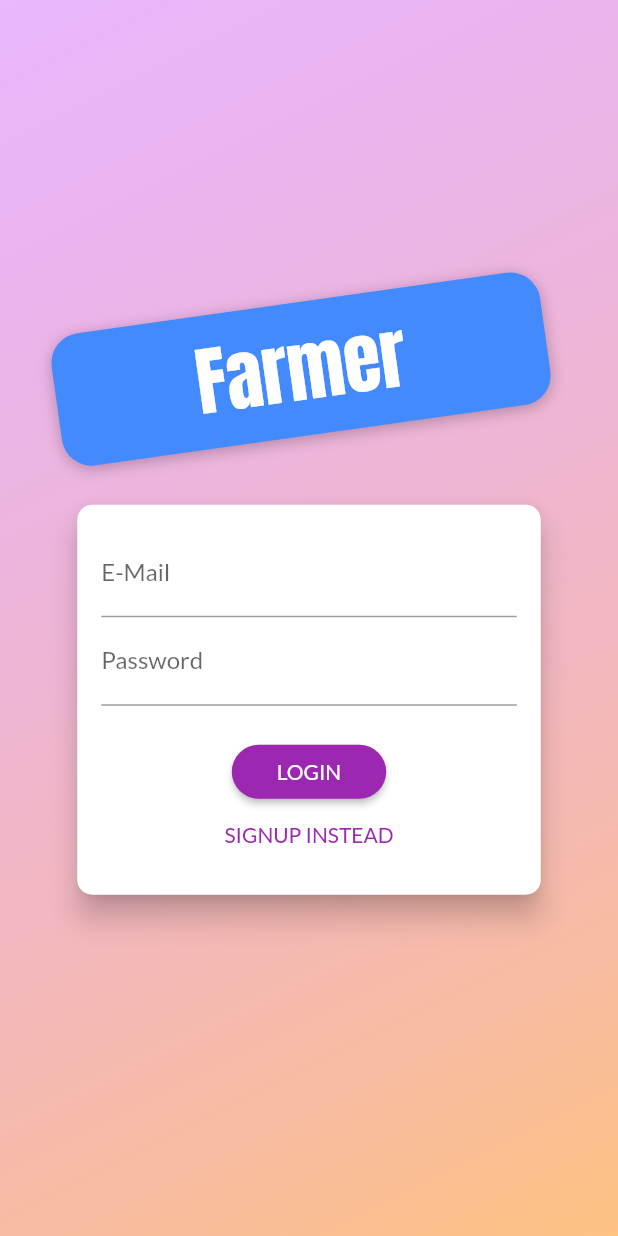
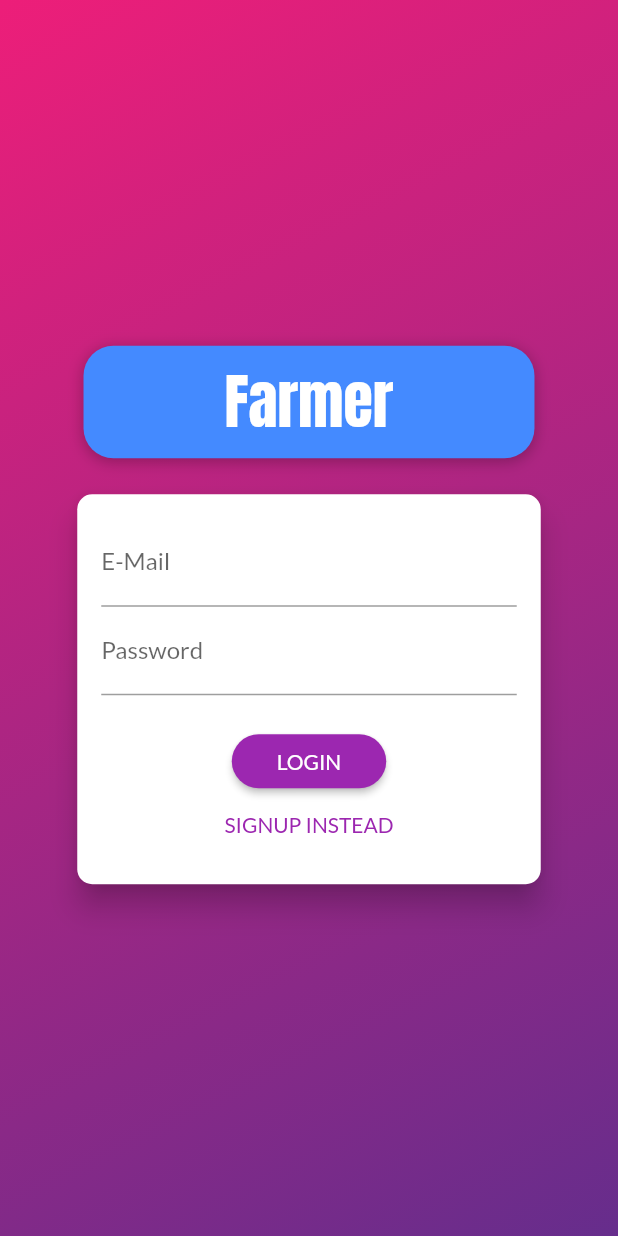
Before and after one commit to arunmopare/shop-application-flutter, a Flutter app: the screen it shows after launch, on a phone screen of 412 x 824 dp. Run offline on Flutter 3.47's test engine with Material 2 defaults, Android fonts, the phone set to English and light mode, and no system bars; our stand-ins replace shared_preferences.

Commit message:
changes done

```diff
--- a/lib/screens/auth_screen.dart
+++ b/lib/screens/auth_screen.dart
@@ -24,8 +24,8 @@ class AuthScreen extends StatelessWidget {
             decoration: BoxDecoration(
               gradient: LinearGradient(
                 colors: [
-                  Color.fromRGBO(215, 117, 255, 1).withOpacity(0.5),
-                  Color.fromRGBO(255, 188, 117, 1).withOpacity(0.9),
+                  Color(0xffED1E79),
+                  Color(0xff662D8C),
                 ],
                 begin: Alignment.topLeft,
                 end: Alignment.bottomRight,
@@ -46,8 +46,8 @@ class AuthScreen extends StatelessWidget {
                       margin: EdgeInsets.only(bottom: 20.0),
                       padding:
                           EdgeInsets.symmetric(vertical: 8.0, horizontal: 94.0),
-                      transform: Matrix4.rotationZ(-8 * pi / 180)
-                        ..translate(-10.0),
+                      // transform: Matrix4.rotationZ(0 * pi / 180)
+                      //   ..translate(-10.0),
                       // ..translate(-10.0),
                       decoration: BoxDecoration(
                         borderRadius: BorderRadius.circular(20),
@@ -64,7 +64,7 @@ class AuthScreen extends StatelessWidget {
                         'Farmer',
                         style: TextStyle(
                           color: Colors.white,
-                          fontSize: 50,
+                          fontSize: 40,
                           fontFamily: 'Anton',
                           fontWeight: FontWeight.normal,
                         ),
@@ -94,7 +94,8 @@ class AuthCard extends StatefulWidget {
   _AuthCardState createState() => _AuthCardState();
 }
 
-class _AuthCardState extends State<AuthCard> {
+class _AuthCardState extends State<AuthCard>
+    with SingleTickerProviderStateMixin {
   final GlobalKey<FormState> _formKey = GlobalKey();
   AuthMode _authMode = AuthMode.Login;
   Map<String, String> _authData = {
@@ -102,6 +103,45 @@ class _AuthCardState extends State<AuthCard> {
     'password': '',
   };
   var _isLoading = false;
+  AnimationController _animationController;
+  Animation<Size> _heightAnimation;
+  Animation<double> _opacityAnimation;
+
+  @override
+  void initState() {
+    super.initState();
+    _animationController = AnimationController(
+      vsync: this,
+      duration: Duration(
+        milliseconds: 200,
+      ),
+    );
+    _heightAnimation = Tween<Size>(
+      begin: Size(double.infinity, 260),
+      end: Size(double.infinity, 320),
+    ).animate(
+      CurvedAnimation(
+        parent: _animationController,
+        curve: Curves.linear,
+      ),
+    );
+    _opacityAnimation = Tween(begin: 0.0, end: 1.0).animate(
+      CurvedAnimation(
+        parent: _animationController,
+        curve: Curves.easeIn,
+      ),
+    );
+    // _heightAnimation.addListener(() {
+    //   setState(() {});
+    // });
+  }
+
+  @override
+  void dispose() {
+    super.dispose();
+    _animationController.dispose();
+  }
+
   final _passwordController = TextEditingController();
 
   void _showErrorDialog(String message) {
@@ -174,10 +214,12 @@ class _AuthCardState extends State<AuthCard> {
       setState(() {
         _authMode = AuthMode.Signup;
       });
+      _animationController.forward();
     } else {
       setState(() {
         _authMode = AuthMode.Login;
       });
+      _animationController.reverse();
     }
   }
 
@@ -189,10 +231,14 @@ class _AuthCardState extends State<AuthCard> {
         borderRadius: BorderRadius.circular(10.0),
       ),
       elevation: 8.0,
-      child: Container(
+      child: AnimatedContainer(
+        duration: Duration(milliseconds: 300),
+        curve: Curves.easeIn,
         height: _authMode == AuthMode.Signup ? 320 : 260,
-        constraints:
-            BoxConstraints(minHeight: _authMode == AuthMode.Signup ? 320 : 260),
+        // height: _heightAnimation.value.height,
+        constraints: BoxConstraints(
+          minHeight: _authMode == AuthMode.Signup ? 320 : 260,
+        ),
         width: deviceSize.width * 0.75,
         padding: EdgeInsets.all(16.0),
         child: Form(
@@ -226,10 +272,18 @@ class _AuthCardState extends State<AuthCard> {
                     _authData['password'] = value;
                   },
                 ),
-                if (_authMode == AuthMode.Signup)
-                  TextFormField(
+                AnimatedContainer(
+                  duration: Duration(milliseconds: 300),
+                  constraints: BoxConstraints(
+                      minHeight: _authMode == AuthMode.Signup ? 60 : 0,
+                      maxHeight: _authMode == AuthMode.Signup ? 120 : 0),
+                  curve: Curves.easeIn,
+                  child: FadeTransition(
+                    opacity: _opacityAnimation,
+                    child: TextFormField(
                       enabled: _authMode == AuthMode.Signup,
-                    decoration: InputDecoration(labelText: 'Confirm Password'),
+                      decoration:
+                          InputDecoration(labelText: 'Confirm Password'),
                       obscureText: true,
                       validator: _authMode == AuthMode.Signup
                           ? (value) {
@@ -238,6 +292,8 @@ class _AuthCardState extends State<AuthCard> {
                               }
                             }
                           : null,
+                    ),
+                  ),
                 ),
                 SizedBox(
                   height: 20,
--- a/lib/widgets/app_drawer.dart
+++ b/lib/widgets/app_drawer.dart
@@ -15,7 +15,7 @@ class AppDrawer extends StatelessWidget {
         child: Column(
           children: <Widget>[
             AppBar(
-              title: Text('Hello Arun !'),
+              title: Text('Hello User'),
               automaticallyImplyLeading: false,
             ),
             Divider(),
--- a/pubspec.yaml
+++ b/pubspec.yaml
@@ -47,8 +47,8 @@ flutter:
   uses-material-design: true
 
   # To add assets to your application, add an assets section, like this:
-  # assets:
-  #   - images/a_dot_burr.jpeg
+  assets:
+    - assets/images/placeholder.png
   #   - images/a_dot_ham.jpeg
 
   # An image asset can refer to one or more resolution-specific "variants", see
```
Also changed, not shown: ganesh/lib/main.dart (deleted, +0 -113 lines), ganesh/pubspec.yaml (deleted, +0 -76 lines), lib/screens/product_details_screen.dart (+45 -19 lines), lib/widgets/product_item.dart (+7 -3 lines), assets/images/placeholder.png (added), ganesh/pubspec.lock (deleted), pubspec.lock, 66 other files. Lines whose indentation alone changed are shown as unchanged.
